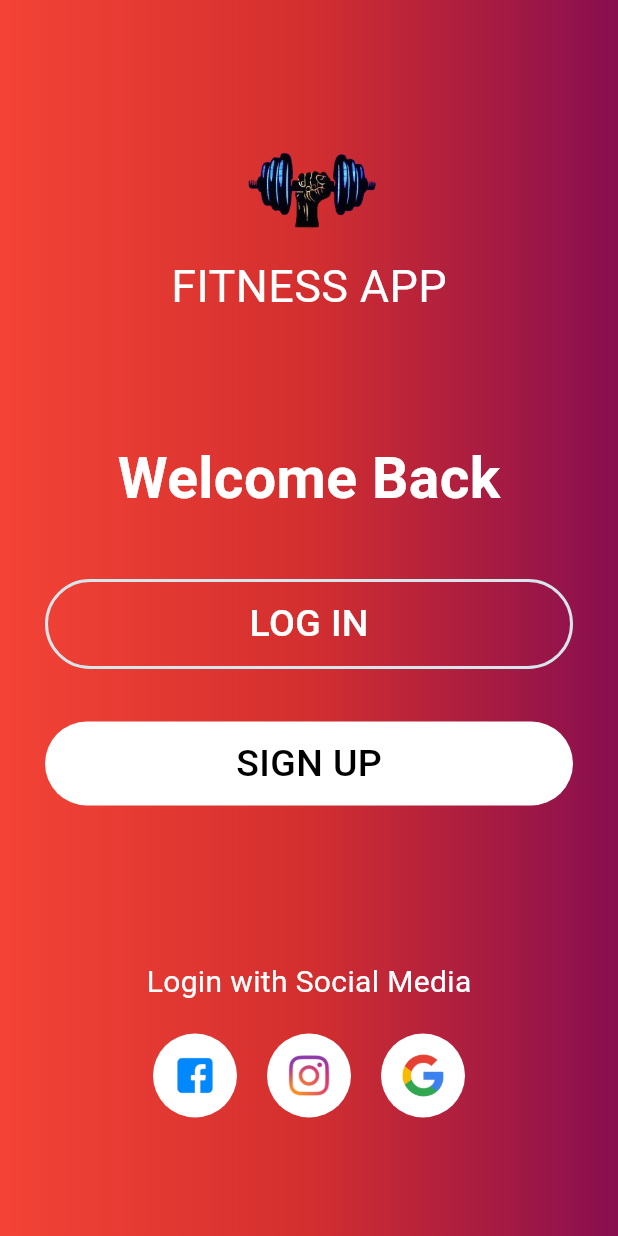
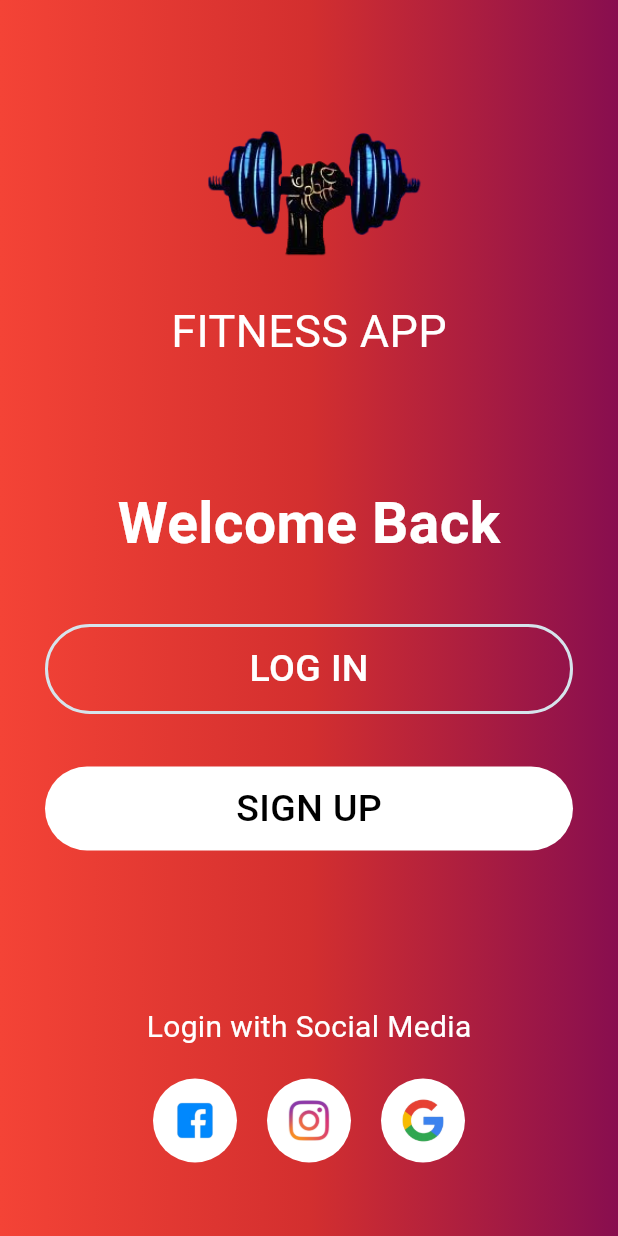
Before and after one commit to Ryanlk404/SIGNUP-SIGNIN, a Flutter app: the Onboarding screen opened directly, on a phone screen of 412 x 824 dp. Run offline on Flutter 3.47's test engine with Material 3 defaults, Android fonts, the phone set to English and light mode, and no system bars.

Commit message:
back button in signin & sign up page, main page is onboard which is linked to the signin& signup files, modified sign up & sign in files

```diff
--- a/ryan/lib/pages/onboarding.dart
+++ b/ryan/lib/pages/onboarding.dart
@@ -1,4 +1,6 @@
 import 'package:flutter/material.dart';
+import 'package:ryan/pages/signin.dart'; // Update with the correct path
+import 'package:ryan/pages/signup.dart'; // Update with the correct path
 
 class Onboarding extends StatefulWidget {
   const Onboarding({super.key});
@@ -15,25 +17,34 @@ class _OnboardingState extends State<Onboarding> {
         height: MediaQuery.of(context).size.height,
         width: MediaQuery.of(context).size.width,
         decoration: BoxDecoration(
-                gradient: LinearGradient(colors: [
-              Color(0xfff44336),
-              Color(0xffd32f2f),
-              Color(0xff880e4f)
-            ], begin: Alignment.topLeft, end: Alignment.topRight)),
+          gradient: LinearGradient(
+            colors: [
+              const Color(0xfff44336),
+              const Color(0xffd32f2f),
+              const Color(0xff880e4f),
+            ],
+            begin: Alignment.topLeft,
+            end: Alignment.topRight,
+          ),
+        ),
         child: Column(
           mainAxisAlignment: MainAxisAlignment.center,
           children: [
-                Image.asset("images/dumbell.png",
-                    height: 90, width: 90, fit: BoxFit.cover),
-                Text(
+            Image.asset(
+              "images/dumbell.png",
+              height: 150,
+              width: 150,
+              fit: BoxFit.cover,
+            ),
+            const Text(
               "FITNESS APP",
               style: TextStyle(
                 fontSize: 30,
                 color: Colors.white,
               ),
             ),
-                SizedBox(height: 80),
-                Text(
+            const SizedBox(height: 80),
+            const Text(
               "Welcome Back",
               style: TextStyle(
                 fontSize: 38,
@@ -41,18 +52,26 @@ class _OnboardingState extends State<Onboarding> {
                 fontWeight: FontWeight.bold,
               ),
             ),
-                SizedBox(height: 40),
-                Container(
-                  padding: EdgeInsets.only(top: 10, bottom: 10),
-                  margin: EdgeInsets.only(left: 30, right: 30),
+            const SizedBox(height: 40),
+            GestureDetector(
+              onTap: () {
+                Navigator.push(
+                  context,
+                  MaterialPageRoute(builder: (context) => const SignIn()),
+                );
+              },
+              child: Container(
+                padding: const EdgeInsets.only(top: 10, bottom: 10),
+                margin: const EdgeInsets.only(left: 30, right: 30),
                 width: MediaQuery.of(context).size.width,
                 decoration: BoxDecoration(
                   border: Border.all(
                     color: const Color.fromARGB(255, 214, 228, 236),
-                        width: 2),
+                    width: 2,
+                  ),
                   borderRadius: BorderRadius.circular(30),
                 ),
-                  child: Center(
+                child: const Center(
                   child: Text(
                     "LOG IN",
                     style: TextStyle(
@@ -63,16 +82,24 @@ class _OnboardingState extends State<Onboarding> {
                   ),
                 ),
               ),
-                SizedBox(height: 35),
-                Container(
-                  padding: EdgeInsets.only(top: 10, bottom: 10),
-                  margin: EdgeInsets.only(left: 30, right: 30),
+            ),
+            const SizedBox(height: 35),
+            GestureDetector(
+              onTap: () {
+                Navigator.push(
+                  context,
+                  MaterialPageRoute(builder: (context) => const Signup()),
+                );
+              },
+              child: Container(
+                padding: const EdgeInsets.only(top: 10, bottom: 10),
+                margin: const EdgeInsets.only(left: 30, right: 30),
                 width: MediaQuery.of(context).size.width,
                 decoration: BoxDecoration(
                   color: Colors.white,
                   borderRadius: BorderRadius.circular(30),
                 ),
-                  child: Center(
+                child: const Center(
                   child: Text(
                     "SIGN UP",
                     style: TextStyle(
@@ -83,47 +110,65 @@ class _OnboardingState extends State<Onboarding> {
                   ),
                 ),
               ),
+            ),
             SizedBox(height: MediaQuery.of(context).size.height / 8),
-                Text(
+            const Text(
               "Login with Social Media",
               style: TextStyle(
                 fontSize: 20,
                 color: Colors.white,
               ),
             ),
-                SizedBox(height: 20),
+            const SizedBox(height: 20),
             Row(
               mainAxisAlignment: MainAxisAlignment.center,
               children: [
                 Container(
-                      padding: EdgeInsets.all(8),
+                  padding: const EdgeInsets.all(8),
                   decoration: BoxDecoration(
                     color: Colors.white,
-                          borderRadius: BorderRadius.circular(60)),
-                      child: Image.asset("images/facebook.png",
-                          height: 40, width: 40, fit: BoxFit.cover),
+                    borderRadius: BorderRadius.circular(60),
                   ),
-                    SizedBox(width: 20),
+                  child: Image.asset(
+                    "images/facebook.png",
+                    height: 40,
+                    width: 40,
+                    fit: BoxFit.cover,
+                  ),
+                ),
+                const SizedBox(width: 20),
                 Container(
-                      padding: EdgeInsets.all(8),
+                  padding: const EdgeInsets.all(8),
                   decoration: BoxDecoration(
                     color: Colors.white,
-                          borderRadius: BorderRadius.circular(60)),
-                      child: Image.asset("images/instagram.png",
-                          height: 40, width: 40, fit: BoxFit.cover),
+                    borderRadius: BorderRadius.circular(60),
                   ),
-                    SizedBox(width: 20),
+                  child: Image.asset(
+                    "images/instagram.png",
+                    height: 40,
+                    width: 40,
+                    fit: BoxFit.cover,
+                  ),
+                ),
+                const SizedBox(width: 20),
                 Container(
-                      padding: EdgeInsets.all(8),
+                  padding: const EdgeInsets.all(8),
                   decoration: BoxDecoration(
                     color: Colors.white,
-                          borderRadius: BorderRadius.circular(60)),
-                      child: Image.asset("images/search.png",
-                          height: 40, width: 40, fit: BoxFit.cover),
-                    )
+                    borderRadius: BorderRadius.circular(60),
+                  ),
+                  child: Image.asset(
+                    "images/search.png",
+                    height: 40,
+                    width: 40,
+                    fit: BoxFit.cover,
+                  ),
+                ),
               ],
             ),
           ],
-            )));
+        ),
+      ),
+    );
   }
 }
```
Also changed, not shown: ryan/lib/main.dart (+3 -11 lines), ryan/lib/pages/signin.dart (+55 -44 lines), ryan/lib/pages/signup.dart (+38 -49 lines). Lines whose indentation alone changed are shown as unchanged.
